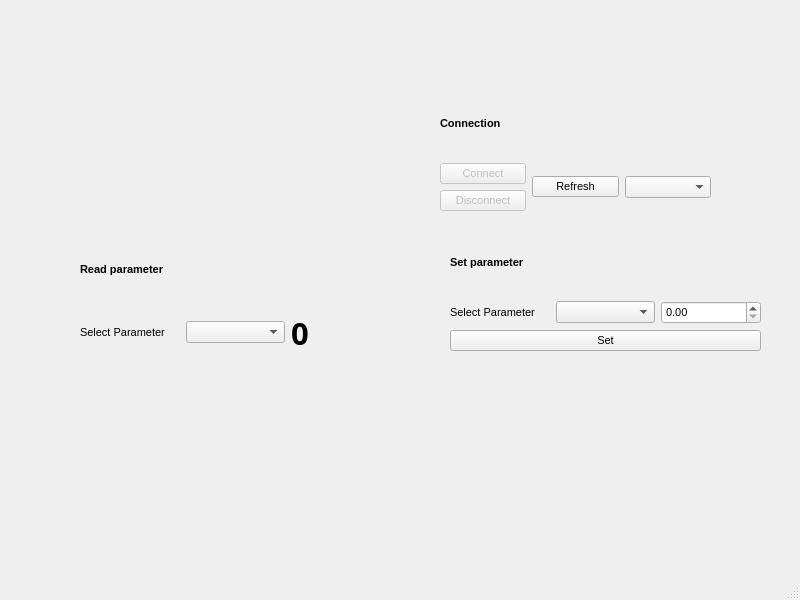
Qt form src/qudi/gui/pump/pump.ui (tugatoconhelado/Qoptics_exp) before a commit.
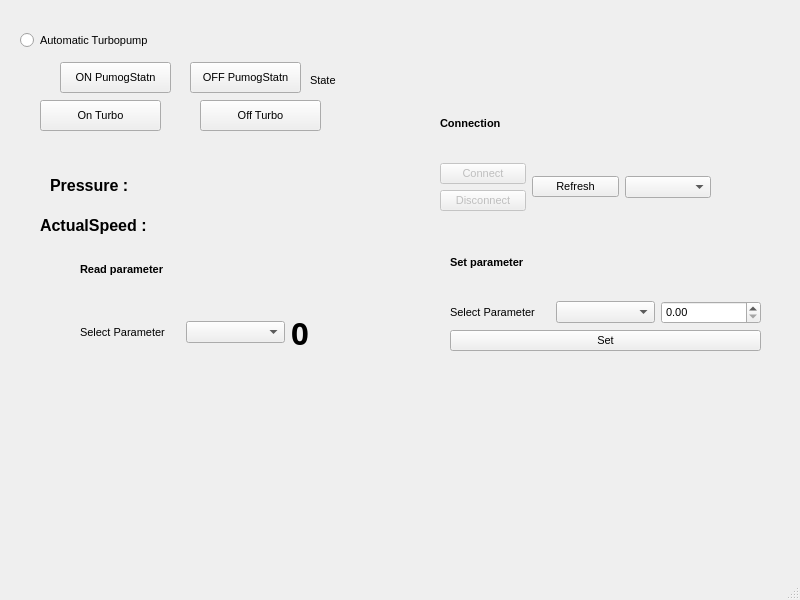
The same form after that commit. Custom widgets are drawn as their Qt base class.

```diff
--- a/src/qudi/gui/pump/pump.ui
+++ b/src/qudi/gui/pump/pump.ui
@@ -237,6 +237,160 @@
      </item>
     </layout>
    </widget>
+   <widget class="QPushButton" name="onn_pumpg_button">
+    <property name="geometry">
+     <rect>
+      <x>60</x>
+      <y>62</y>
+      <width>111</width>
+      <height>31</height>
+     </rect>
+    </property>
+    <property name="text">
+     <string>ON PumogStatn</string>
+    </property>
+   </widget>
+   <widget class="QPushButton" name="off_pumpg_button">
+    <property name="geometry">
+     <rect>
+      <x>190</x>
+      <y>62</y>
+      <width>111</width>
+      <height>31</height>
+     </rect>
+    </property>
+    <property name="text">
+     <string>OFF PumogStatn</string>
+    </property>
+   </widget>
+   <widget class="QLabel" name="state_pumpg">
+    <property name="geometry">
+     <rect>
+      <x>310</x>
+      <y>60</y>
+      <width>61</width>
+      <height>41</height>
+     </rect>
+    </property>
+    <property name="text">
+     <string>State</string>
+    </property>
+   </widget>
+   <widget class="QLabel" name="pressure_text">
+    <property name="geometry">
+     <rect>
+      <x>50</x>
+      <y>170</y>
+      <width>91</width>
+      <height>31</height>
+     </rect>
+    </property>
+    <property name="font">
+     <font>
+      <pointsize>12</pointsize>
+      <weight>75</weight>
+      <bold>true</bold>
+     </font>
+    </property>
+    <property name="text">
+     <string>Pressure :</string>
+    </property>
+   </widget>
+   <widget class="QLabel" name="parameter_set_pressure">
+    <property name="geometry">
+     <rect>
+      <x>140</x>
+      <y>170</y>
+      <width>121</width>
+      <height>31</height>
+     </rect>
+    </property>
+    <property name="font">
+     <font>
+      <pointsize>12</pointsize>
+     </font>
+    </property>
+    <property name="text">
+     <string/>
+    </property>
+   </widget>
+   <widget class="QLabel" name="label_6">
+    <property name="geometry">
+     <rect>
+      <x>40</x>
+      <y>210</y>
+      <width>161</width>
+      <height>31</height>
+     </rect>
+    </property>
+    <property name="font">
+     <font>
+      <pointsize>12</pointsize>
+      <weight>75</weight>
+      <bold>true</bold>
+     </font>
+    </property>
+    <property name="text">
+     <string>ActualSpeed : </string>
+    </property>
+   </widget>
+   <widget class="QLabel" name="parameter_set_actualspd">
+    <property name="geometry">
+     <rect>
+      <x>160</x>
+      <y>200</y>
+      <width>101</width>
+      <height>51</height>
+     </rect>
+    </property>
+    <property name="font">
+     <font>
+      <pointsize>12</pointsize>
+     </font>
+    </property>
+    <property name="text">
+     <string/>
+    </property>
+   </widget>
+   <widget class="QRadioButton" name="radio_turbo">
+    <property name="geometry">
+     <rect>
+      <x>20</x>
+      <y>30</y>
+      <width>141</width>
+      <height>21</height>
+     </rect>
+    </property>
+    <property name="text">
+     <string>Automatic Turbopump</string>
+    </property>
+   </widget>
+   <widget class="QPushButton" name="on_turbo_button">
+    <property name="geometry">
+     <rect>
+      <x>40</x>
+      <y>100</y>
+      <width>121</width>
+      <height>31</height>
+     </rect>
+    </property>
+    <property name="text">
+     <string>On Turbo</string>
+    </property>
+   </widget>
+   <widget class="QPushButton" name="off_turbo_button">
+    <property name="geometry">
+     <rect>
+      <x>200</x>
+      <y>100</y>
+      <width>121</width>
+      <height>31</height>
+     </rect>
+    </property>
+    <property name="text">
+     <string>Off Turbo</string>
+    </property>
+   </widget>
   </widget>
   <widget class="QMenuBar" name="menubar">
    <property name="geometry">
```
Left out of the diff: 2 changed lines with no effect on the pictures.
